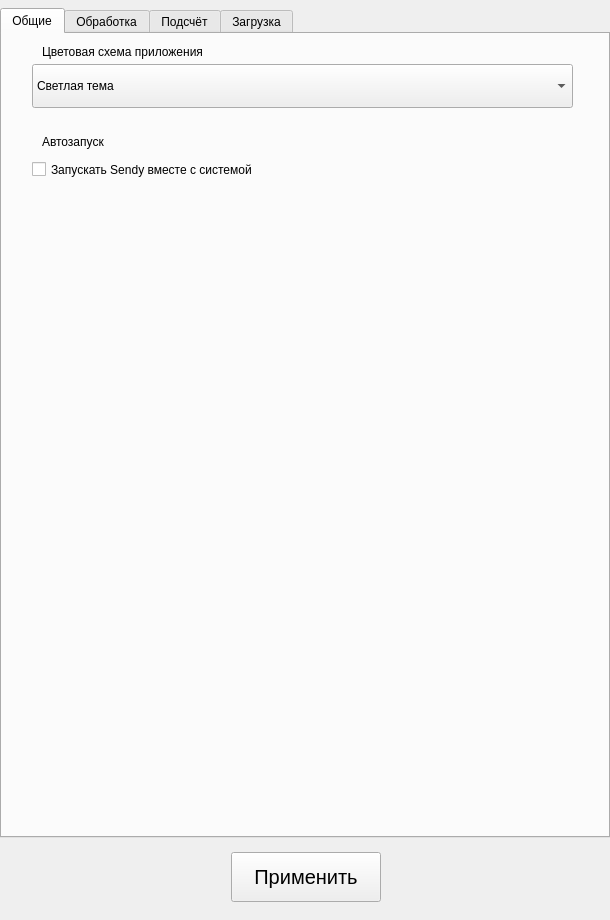
The window that cropper/ui/settings.ui (andrey-david/Sendy) describes before a commit, drawn with Qt 5.
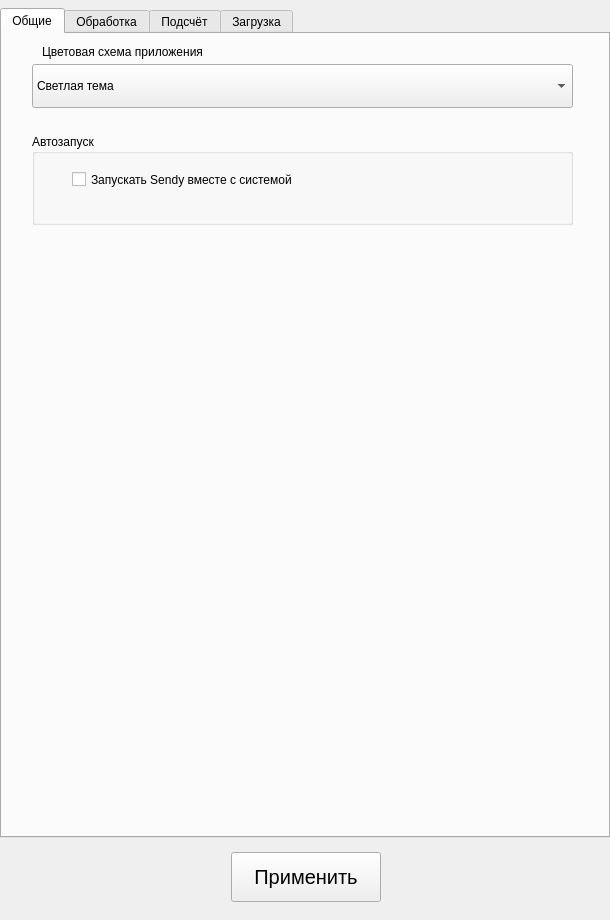
The same window after the commit.

Commit message: style(ui): add border in settings UI

Patch:
```diff
--- a/cropper/ui/settings.ui
+++ b/cropper/ui/settings.ui
@@ -130,12 +130,24 @@
          <string>Цветовая схема приложения</string>
         </property>
        </widget>
-       <widget class="QCheckBox" name="checkBox">
+       <widget class="QGroupBox" name="groupBox_8">
         <property name="geometry">
          <rect>
           <x>30</x>
-          <y>110</y>
+          <y>100</y>
           <width>541</width>
+          <height>91</height>
+         </rect>
+        </property>
+        <property name="title">
+         <string>Автозапуск</string>
+        </property>
+        <widget class="QCheckBox" name="checkBox">
+         <property name="geometry">
+          <rect>
+           <x>40</x>
+           <y>20</y>
+           <width>471</width>
           <height>51</height>
          </rect>
         </property>
@@ -149,18 +161,6 @@
          <string>Запускать Sendy вместе с системой</string>
         </property>
        </widget>
-       <widget class="QLabel" name="label_15">
-        <property name="geometry">
-         <rect>
-          <x>40</x>
-          <y>100</y>
-          <width>361</width>
-          <height>16</height>
-         </rect>
-        </property>
-        <property name="text">
-         <string>Автозапуск</string>
-        </property>
        </widget>
       </widget>
       <widget class="QWidget" name="tab_2">
```
Lines whose indentation alone changed are shown as unchanged. The commit also changes 1 other file.
